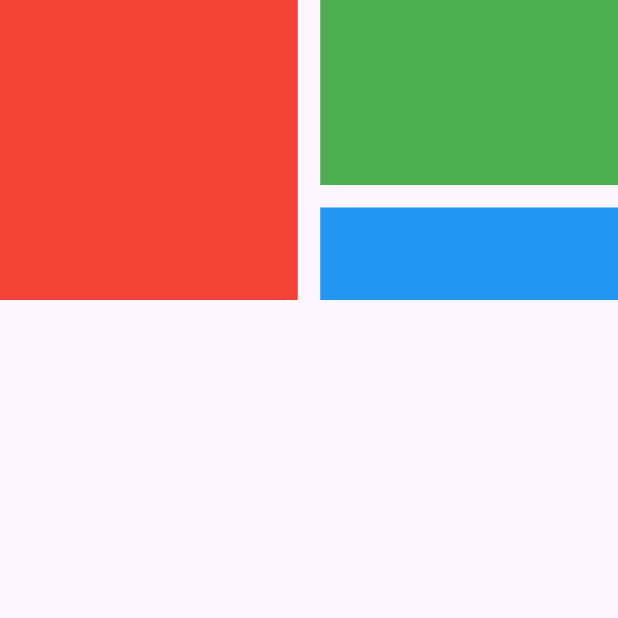
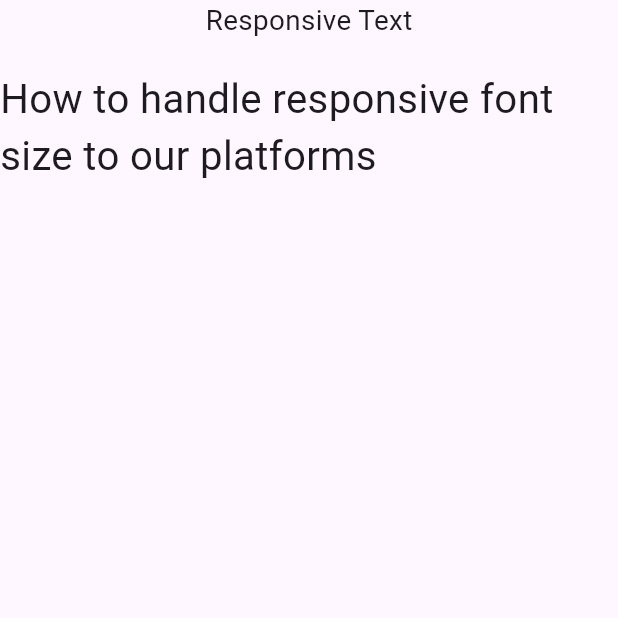
Before and after one commit to Mahmoud-Adel-Ali/responsive_examples, a Flutter app: the screen it shows after launch, on a phone screen of 412 x 824 dp, the top half of it. Run offline on Flutter 3.47's test engine with Material 3 defaults, Android fonts, the phone set to English and light mode, and no system bars.

Commit message:
responsive font size

```diff
--- a/lib/home_view.dart
+++ b/lib/home_view.dart
@@ -1,12 +1,12 @@
 
 import 'package:flutter/material.dart';
-import 'package:responsive_widgets/widgets/intrinsic.dart';
+import 'package:responsive_widgets/responsive_text.dart';
 
 class HomeView extends StatelessWidget {
   const HomeView({super.key});
 
   @override
   Widget build(BuildContext context) {
-    return const IntrinsicEx();
+    return const ResponsiveText();
   }
 }
--- /dev/null
+++ b/lib/responsive_text.dart
@@ -0,0 +1,50 @@
+import 'package:flutter/material.dart';
+
+class ResponsiveText extends StatelessWidget {
+  const ResponsiveText({super.key});
+
+  @override
+  Widget build(BuildContext context) {
+    return Scaffold(
+      body: Column(
+        children: [
+          Text(
+            'Responsive Text',
+            style: TextStyle(
+              fontSize: getResponsiveFontsize(context, fontsize: 18),
+            ),
+          ),
+          const SizedBox(height: 20),
+          Text(
+            'How to handle responsive font size to our platforms',
+            style: TextStyle(
+              fontSize: getResponsiveFontsize(context, fontsize: 26) ,
+            ),
+          ),
+        ],
+      ),
+    );
+  }
+
+  double getResponsiveFontsize(BuildContext context,
+      {required double fontsize}) {
+    double scaleFactor = getScaleFactor(context);
+
+    double responsiveFontSzie = scaleFactor * fontsize;
+    double lowerLimit = 0.85 * responsiveFontSzie;
+    double upperLimit = 1.25 * responsiveFontSzie;
+
+    return responsiveFontSzie.clamp(lowerLimit, upperLimit);
+  }
+}
+
+double getScaleFactor(BuildContext context) {
+  double width = MediaQuery.sizeOf(context).width;
+  if (width <= 600) {
+    return width / 400;
+  } else if (width <= 900) {
+    return width / 700;
+  } else {
+    return width / 1000;
+  }
+}
```
